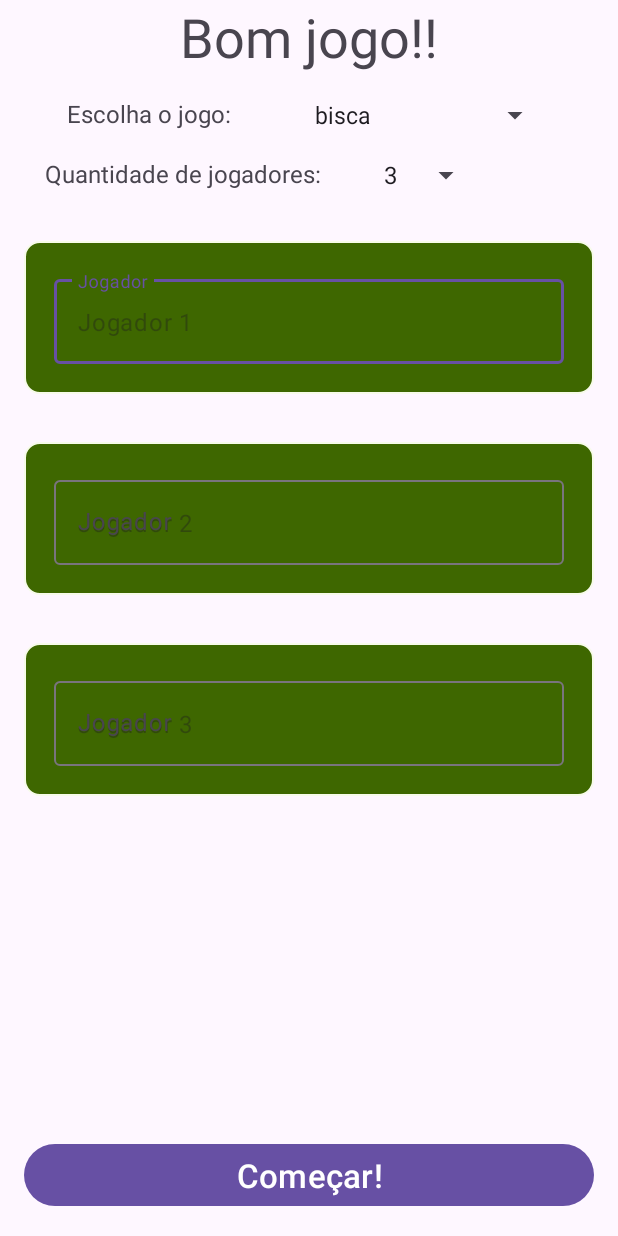
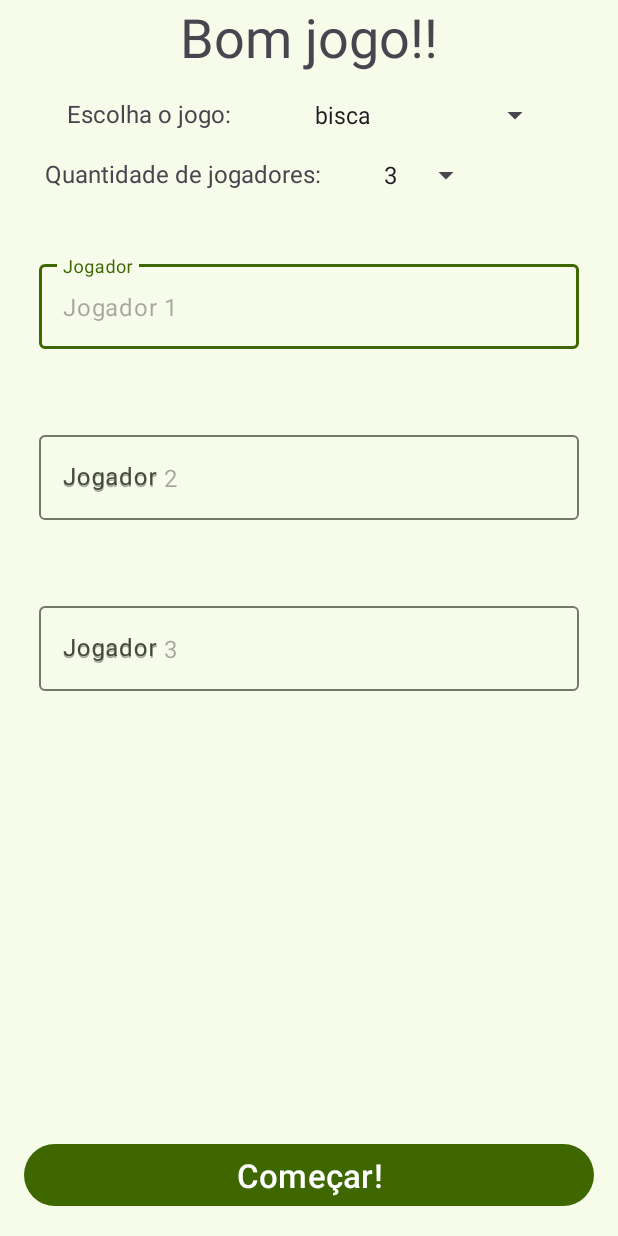
Before and after one commit to ViniVenditti/points-cards, an Android app: the screen it shows after launch (StartActivity), on a phone screen of 412 x 824 dp. Run offline under Robolectric (Android 15) with nearby library versions, the phone set to English and light mode, and no system bars; our stand-ins replace Room's generated code.

Commit message:
game bisca finish

```diff
--- a/app/src/main/AndroidManifest.xml
+++ b/app/src/main/AndroidManifest.xml
@@ -10,7 +10,7 @@
         android:label="@string/app_name"
         android:roundIcon="@mipmap/ic_launcher_round"
         android:supportsRtl="true"
-        android:theme="@style/Theme.Material3.Light.NoActionBar"
+        android:theme="@style/AppTheme"
         android:windowSoftInputMode="adjustNothing"
         tools:targetApi="31">
         <activity
--- a/app/src/main/java/com/vinivenditti/pointscards/MainActivity.kt
+++ b/app/src/main/java/com/vinivenditti/pointscards/MainActivity.kt
@@ -27,7 +27,6 @@ class MainActivity : AppCompatActivity() {
         super.onCreate(savedInstanceState)
 
         binding = ActivityMainBinding.inflate(layoutInflater)
-        setContentView(binding.root)
         ViewCompat.setOnApplyWindowInsetsListener(binding.root) { v, insets ->
             val systemBars = insets.getInsets(WindowInsetsCompat.Type.systemBars())
             v.setPadding(systemBars.left, systemBars.top, systemBars.right, systemBars.bottom)
@@ -37,6 +36,7 @@ class MainActivity : AppCompatActivity() {
         setSupportActionBar(binding.toolbar)
 
         supportActionBar?.hide()
+        setContentView(binding.root)
         setUpNavigation()
     }
 
--- a/app/src/main/java/com/vinivenditti/pointscards/ui/points/PointsFragment.kt
+++ b/app/src/main/java/com/vinivenditti/pointscards/ui/points/PointsFragment.kt
@@ -91,6 +91,10 @@ class PointsFragment : Fragment() {
                 round--
             }
         }
+
+        if(round == -1) {
+            binding.buttonCalculate.isEnabled = false
+        }
     }
 
 
--- a/app/src/main/res/drawable/container_points.xml
+++ b/app/src/main/res/drawable/container_points.xml
@@ -1,8 +1,7 @@
 <?xml version="1.0" encoding="utf-8"?>
 <shape xmlns:android="http://schemas.android.com/apk/res/android">
 
-    <solid android:color="@color/md_theme_primary" />
+    <solid android:color="@color/md_theme_surfaceDim" />
     <corners android:radius="10dp"/>
-    <stroke android:color="@color/md_theme_background" android:width="1dp" />
 
 </shape>
--- a/app/src/main/res/layout/activity_start.xml
+++ b/app/src/main/res/layout/activity_start.xml
@@ -4,6 +4,7 @@
     xmlns:app="http://schemas.android.com/apk/res-auto"
     xmlns:tools="http://schemas.android.com/tools"
     android:id="@+id/main"
+    android:theme="@style/AppTheme"
     android:layout_width="match_parent"
     android:layout_height="match_parent"
     android:padding="16dp"
@@ -73,7 +74,7 @@
             app:layout_constraintBottom_toTopOf="@+id/button_play"
             app:layout_constraintTop_toBottomOf="@+id/spinner_players" />
 
-        <Button
+        <com.google.android.material.button.MaterialButton
             android:id="@+id/button_play"
             android:layout_width="match_parent"
             android:layout_height="wrap_content"
--- a/app/src/main/res/layout/fragment_points.xml
+++ b/app/src/main/res/layout/fragment_points.xml
@@ -14,7 +14,7 @@
         android:layout_marginStart="8dp"
         android:layout_marginTop="8dp"
         android:layout_marginEnd="8dp"
-        android:text="Game"
+        android:text="Bisca"
         android:textAlignment="center"
         android:textSize="20sp"
         app:layout_constraintEnd_toEndOf="parent"
@@ -55,12 +55,12 @@
         app:layout_constraintStart_toStartOf="parent"
         app:layout_constraintTop_toBottomOf="@+id/text_round" />
 
-    <Button
+    <com.google.android.material.button.MaterialButton
         android:id="@+id/button_calculate"
         android:layout_width="wrap_content"
         android:layout_height="wrap_content"
         android:layout_marginTop="4dp"
-        android:padding="8dp"
+        android:padding="10dp"
         android:text="Calcular"
         android:textSize="24sp"
         app:layout_constraintBottom_toBottomOf="parent"
--- a/app/src/main/res/layout/player_layout.xml
+++ b/app/src/main/res/layout/player_layout.xml
@@ -2,15 +2,9 @@
 <LinearLayout xmlns:android="http://schemas.android.com/apk/res/android"
     android:layout_width="match_parent"
     android:layout_height="wrap_content"
-    android:orientation="vertical">
-
-    <LinearLayout
-        android:layout_width="match_parent"
-        android:layout_height="wrap_content"
     android:layout_margin="16dp"
-        android:background="@drawable/container_points"
     android:orientation="horizontal"
-        android:padding="20dp">
+    android:padding="10dp">
 
     <com.google.android.material.textfield.TextInputLayout
         android:layout_width="match_parent"
@@ -25,5 +19,5 @@
 
     </com.google.android.material.textfield.TextInputLayout>
 
+
 </LinearLayout>
-</LinearLayout>
```
Also changed, not shown: app/src/main/res/layout/activity_main.xml (+4 -5 lines), app/src/main/res/layout/points_layout.xml (+6 -5 lines). Lines whose indentation alone changed are shown as unchanged.
